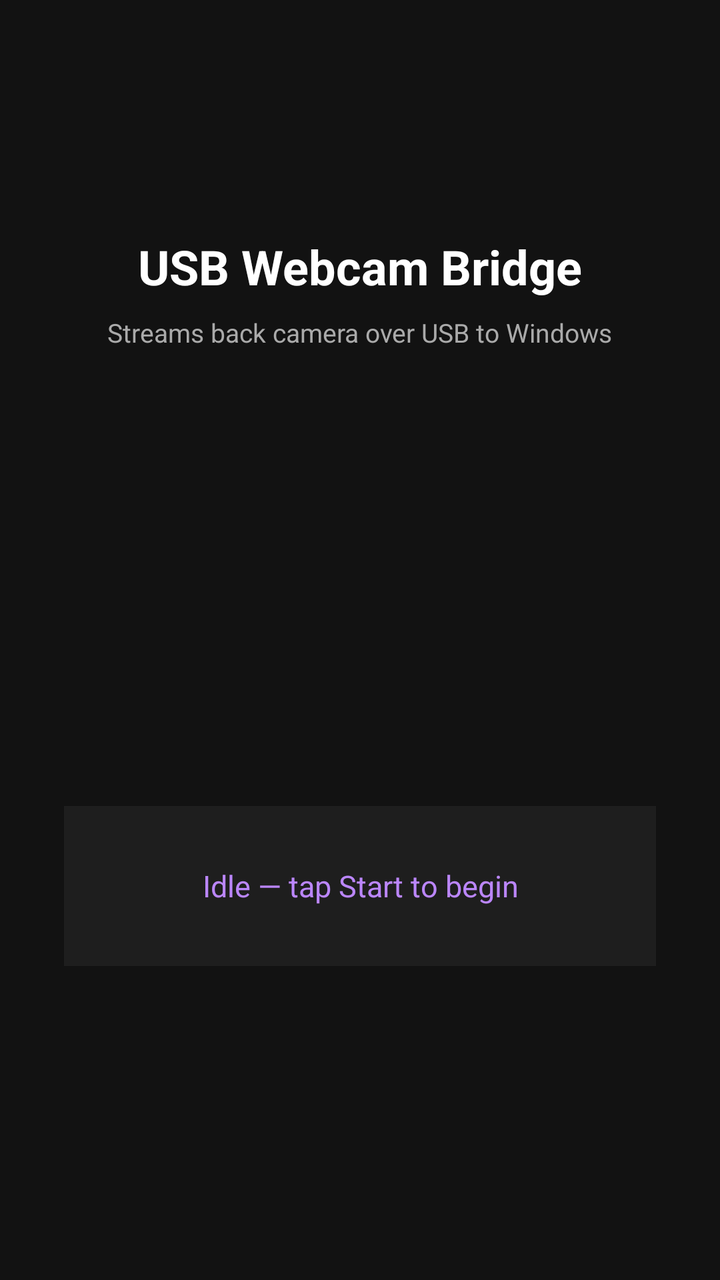
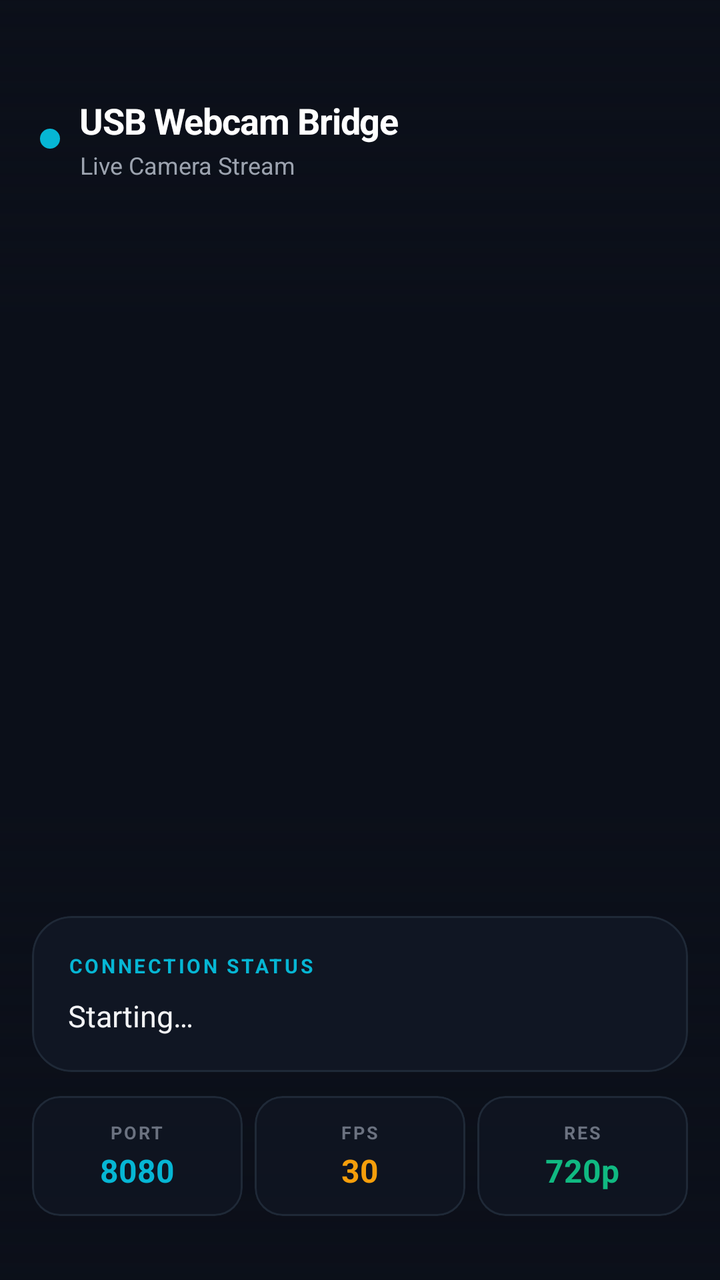

Two renders of the same Android screen: before a commit and after it. Below are the layout's source before the change and the commit's diff.
<!-- AndroidManifest.xml: application theme Theme.USBWebcamBridge -->
<!-- res/layout/activity_main.xml -->
<?xml version="1.0" encoding="utf-8"?>
<LinearLayout
    xmlns:android="http://schemas.android.com/apk/res/android"
    android:layout_width="match_parent"
    android:layout_height="match_parent"
    android:orientation="vertical"
    android:gravity="center"
    android:padding="32dp"
    android:background="#121212">

    
    <TextView
        android:layout_width="wrap_content"
        android:layout_height="wrap_content"
        android:text="USB Webcam Bridge"
        android:textSize="24sp"
        android:textColor="#FFFFFF"
        android:textStyle="bold"
        android:layout_marginBottom="8dp" />

    <TextView
        android:layout_width="wrap_content"
        android:layout_height="wrap_content"
        android:text="Streams back camera over USB to Windows"
        android:textSize="13sp"
        android:textColor="#AAAAAA"
        android:layout_marginBottom="24dp" />

    
    <TextureView
        android:id="@+id/textureView"
        android:layout_width="320dp"
        android:layout_height="180dp"
        android:layout_marginBottom="24dp" />

    
    <TextView
        android:id="@+id/tvStatus"
        android:layout_width="match_parent"
        android:layout_height="wrap_content"
        android:text="Idle — tap Start to begin"
        android:textSize="15sp"
        android:textColor="#BB86FC"
        android:gravity="center"
        android:minHeight="80dp"
        android:layout_marginBottom="40dp"
        android:padding="12dp"
        android:background="#1E1E1E" />

    
    <Button
        android:id="@+id/btnToggle"
        android:layout_width="240dp"
        android:layout_height="56dp"
        android:text="Start Streaming"
        android:textSize="16sp"
        android:textColor="#FFFFFF"
        android:backgroundTint="#6200EE"
        android:visibility="gone" />

</LinearLayout>
<!-- resources referenced by this layout -->
<resources>
  <style name="Theme.USBWebcamBridge" parent="Theme.MaterialComponents.DayNight.DarkActionBar">
          <item name="colorPrimary">#6200EE</item>
          <item name="colorPrimaryVariant">#3700B3</item>
          <item name="colorOnPrimary">#FFFFFF</item>
          <item name="colorSecondary">#03DAC5</item>
          <item name="colorOnSecondary">#000000</item>
          <item name="android:statusBarColor">#121212</item>
          <item name="android:windowBackground">#121212</item>
      </style>
</resources>

<!-- the commit's change to res/layout/activity_main.xml (unified diff, before → after) -->
@@ -1,61 +1,262 @@
 <?xml version="1.0" encoding="utf-8"?>
-<LinearLayout
+<androidx.coordinatorlayout.widget.CoordinatorLayout
     xmlns:android="http://schemas.android.com/apk/res/android"
+    xmlns:app="http://schemas.android.com/apk/res-auto"
     android:layout_width="match_parent"
     android:layout_height="match_parent"
-    android:orientation="vertical"
-    android:gravity="center"
-    android:padding="32dp"
-    android:background="#121212">
-
-    
-    <TextView
+    android:background="#0b0f19">
+
+    
+    <TextureView
+        android:id="@+id/cameraPreview"
+        android:layout_width="match_parent"
+        android:layout_height="match_parent"
+        android:scaleType="centerCrop"/>
+
+    
+    <View
+        android:layout_width="match_parent"
+        android:layout_height="160dp"
+        android:background="@drawable/gradient_top_overlay"
+        android:layout_gravity="top"/>
+
+    
+    <View
+        android:layout_width="match_parent"
+        android:layout_height="240dp"
+        android:background="@drawable/gradient_bottom_overlay"
+        android:layout_gravity="bottom"/>
+
+    
+    <LinearLayout
+        android:layout_width="match_parent"
+        android:layout_height="wrap_content"
+        android:orientation="horizontal"
+        android:gravity="center_vertical"
+        android:layout_gravity="top"
+        android:paddingStart="20dp"
+        android:paddingEnd="20dp"
+        android:paddingTop="48dp"
+        android:paddingBottom="16dp">
+
+        
+        <View
+            android:id="@+id/statusPulse"
+            android:layout_width="10dp"
+            android:layout_height="10dp"
+            android:background="@drawable/circle_core"
+            android:layout_marginEnd="10dp"/>
+
+        <LinearLayout
+            android:layout_width="0dp"
+            android:layout_height="wrap_content"
+            android:layout_weight="1"
+            android:orientation="vertical">
+
+            <TextView
+                android:layout_width="wrap_content"
+                android:layout_height="wrap_content"
+                android:text="USB Webcam Bridge"
+                android:textSize="18sp"
+                android:textColor="#ffffff"
+                android:textStyle="bold"
+                android:letterSpacing="-0.02"/>
+
+            <TextView
+                android:layout_width="wrap_content"
+                android:layout_height="wrap_content"
+                android:text="Live Camera Stream"
+                android:textSize="12sp"
+                android:textColor="#9ca3af"
+                android:layout_marginTop="2dp"/>
+        </LinearLayout>
+
+        
+        <TextView
+            android:id="@+id/tvRecBadge"
+            android:layout_width="wrap_content"
+            android:layout_height="wrap_content"
+            android:text="● LIVE"
+            android:textSize="11sp"
+            android:textColor="#10b981"
+            android:textStyle="bold"
+            android:letterSpacing="0.05"
+            android:visibility="gone"/>
+    </LinearLayout>
+
+    
+    <LinearLayout
+        android:layout_width="match_parent"
+        android:layout_height="wrap_content"
+        android:orientation="vertical"
+        android:layout_gravity="bottom"
+        android:paddingStart="16dp"
+        android:paddingEnd="16dp"
+        android:paddingBottom="32dp"
+        android:paddingTop="16dp">
+
+        
+        <com.google.android.material.card.MaterialCardView
+            android:id="@+id/statusCard"
+            android:layout_width="match_parent"
+            android:layout_height="wrap_content"
+            app:cardCornerRadius="20dp"
+            app:cardElevation="0dp"
+            app:cardBackgroundColor="#CC121826"
+            app:strokeColor="#1f2937"
+            app:strokeWidth="1dp"
+            android:layout_marginBottom="12dp">
+
+            <LinearLayout
+                android:layout_width="match_parent"
+                android:layout_height="wrap_content"
+                android:orientation="vertical"
+                android:padding="18dp">
+
+                <TextView
+                    android:layout_width="wrap_content"
+                    android:layout_height="wrap_content"
+                    android:text="CONNECTION STATUS"
+                    android:textSize="10sp"
+                    android:textStyle="bold"
+                    android:textColor="#06b6d4"
+                    android:letterSpacing="0.12"
+                    android:layout_marginBottom="8dp"/>
+
+                <TextView
+                    android:id="@+id/tvStatus"
+                    android:layout_width="match_parent"
+                    android:layout_height="wrap_content"
+                    android:text="Starting…"
+                    android:textSize="15sp"
+                    android:textColor="#f3f4f6"
+                    android:gravity="start"
+                    android:lineSpacingMultiplier="1.3"/>
+            </LinearLayout>
+        </com.google.android.material.card.MaterialCardView>
+
+        
+        <LinearLayout
+            android:layout_width="match_parent"
+            android:layout_height="wrap_content"
+            android:orientation="horizontal"
+            android:gravity="center"
+            android:weightSum="3">
+
+            
+            <com.google.android.material.card.MaterialCardView
+                android:layout_width="0dp"
+                android:layout_height="wrap_content"
+                android:layout_weight="1"
+                android:layout_marginEnd="6dp"
+                app:cardCornerRadius="14dp"
+                app:cardElevation="0dp"
+                app:cardBackgroundColor="#99121826"
+                app:strokeColor="#1f2937"
+                app:strokeWidth="1dp">
+                <LinearLayout
+                    android:layout_width="match_parent"
+                    android:layout_height="wrap_content"
+                    android:orientation="vertical"
+                    android:padding="12dp"
+                    android:gravity="center">
+                    <TextView
+                        android:layout_width="wrap_content"
+                        android:layout_height="wrap_content"
+                        android:text="PORT"
+                        android:textSize="9sp"
+                        android:textStyle="bold"
+                        android:textColor="#6b7280"
+                        android:letterSpacing="0.1"/>
+                    <TextView
+                        android:layout_width="wrap_content"
+                        android:layout_height="wrap_content"
+                        android:text="8080"
+                        android:textSize="16sp"
+                        android:textColor="#06b6d4"
+                        android:textStyle="bold"
+                        android:layout_marginTop="2dp"/>
+                </LinearLayout>
+            </com.google.android.material.card.MaterialCardView>
+
+            
+            <com.google.android.material.card.MaterialCardView
+                android:layout_width="0dp"
+                android:layout_height="wrap_content"
+                android:layout_weight="1"
+                android:layout_marginEnd="6dp"
+                app:cardCornerRadius="14dp"
+                app:cardElevation="0dp"
+                app:cardBackgroundColor="#99121826"
+                app:strokeColor="#1f2937"
+                app:strokeWidth="1dp">
+                <LinearLayout
+                    android:layout_width="match_parent"
+                    android:layout_height="wrap_content"
+                    android:orientation="vertical"
+                    android:padding="12dp"
+                    android:gravity="center">
+                    <TextView
+                        android:layout_width="wrap_content"
+                        android:layout_height="wrap_content"
+                        android:text="FPS"
+                        android:textSize="9sp"
+                        android:textStyle="bold"
+                        android:textColor="#6b7280"
+                        android:letterSpacing="0.1"/>
+                    <TextView
+                        android:layout_width="wrap_content"
+                        android:layout_height="wrap_content"
+                        android:text="30"
+                        android:textSize="16sp"
+                        android:textColor="#f59e0b"
+                        android:textStyle="bold"
+                        android:layout_marginTop="2dp"/>
+                </LinearLayout>
+            </com.google.android.material.card.MaterialCardView>
+
+            
+            <com.google.android.material.card.MaterialCardView
+                android:layout_width="0dp"
+                android:layout_height="wrap_content"
+                android:layout_weight="1"
+                app:cardCornerRadius="14dp"
+                app:cardElevation="0dp"
+                app:cardBackgroundColor="#99121826"
+                app:strokeColor="#1f2937"
+                app:strokeWidth="1dp">
+                <LinearLayout
+                    android:layout_width="match_parent"
+                    android:layout_height="wrap_content"
+                    android:orientation="vertical"
+                    android:padding="12dp"
+                    android:gravity="center">
+                    <TextView
+                        android:layout_width="wrap_content"
+                        android:layout_height="wrap_content"
+                        android:text="RES"
+                        android:textSize="9sp"
+                        android:textStyle="bold"
+                        android:textColor="#6b7280"
+                        android:letterSpacing="0.1"/>
+                    <TextView
+                        android:layout_width="wrap_content"
+                        android:layout_height="wrap_content"
+                        android:text="720p"
+                        android:textSize="16sp"
+                        android:textColor="#10b981"
+                        android:textStyle="bold"
+                        android:layout_marginTop="2dp"/>
+                </LinearLayout>
+            </com.google.android.material.card.MaterialCardView>
+        </LinearLayout>
+    </LinearLayout>
+
+    
+    <Button
+        android:id="@+id/btnToggle"
         android:layout_width="wrap_content"
         android:layout_height="wrap_content"
-        android:text="USB Webcam Bridge"
-        android:textSize="24sp"
-        android:textColor="#FFFFFF"
-        android:textStyle="bold"
-        android:layout_marginBottom="8dp" />
-
-    <TextView
-        android:layout_width="wrap_content"
-        android:layout_height="wrap_content"
-        android:text="Streams back camera over USB to Windows"
-        android:textSize="13sp"
-        android:textColor="#AAAAAA"
-        android:layout_marginBottom="24dp" />
-
-    
-    <TextureView
-        android:id="@+id/textureView"
-        android:layout_width="320dp"
-        android:layout_height="180dp"
-        android:layout_marginBottom="24dp" />
-
-    
-    <TextView
-        android:id="@+id/tvStatus"
-        android:layout_width="match_parent"
-        android:layout_height="wrap_content"
-        android:text="Idle — tap Start to begin"
-        android:textSize="15sp"
-        android:textColor="#BB86FC"
-        android:gravity="center"
-        android:minHeight="80dp"
-        android:layout_marginBottom="40dp"
-        android:padding="12dp"
-        android:background="#1E1E1E" />
-
-    
-    <Button
-        android:id="@+id/btnToggle"
-        android:layout_width="240dp"
-        android:layout_height="56dp"
-        android:text="Start Streaming"
-        android:textSize="16sp"
-        android:textColor="#FFFFFF"
-        android:backgroundTint="#6200EE"
-        android:visibility="gone" />
-
-</LinearLayout>
+        android:visibility="gone"/>
+
+</androidx.coordinatorlayout.widget.CoordinatorLayout>
<!-- resource entries referenced after the edit -->
@@ -1,5 +1,29 @@
 <!-- resources referenced by this layout -->
 <resources>
+  <!-- drawable circle_core (drawable) -->
+  <?xml version="1.0" encoding="utf-8"?>
+  <shape xmlns:android="http://schemas.android.com/apk/res/android"
+      android:shape="oval">
+      <solid android:color="#06b6d4" />
+  </shape>
+  <!-- drawable gradient_bottom_overlay (drawable) -->
+  <?xml version="1.0" encoding="utf-8"?>
+  <shape xmlns:android="http://schemas.android.com/apk/res/android">
+      <gradient
+          android:type="linear"
+          android:angle="90"
+          android:startColor="#EE0b0f19"
+          android:endColor="#000b0f19"/>
+  </shape>
+  <!-- drawable gradient_top_overlay (drawable) -->
+  <?xml version="1.0" encoding="utf-8"?>
+  <shape xmlns:android="http://schemas.android.com/apk/res/android">
+      <gradient
+          android:type="linear"
+          android:angle="270"
+          android:startColor="#CC0b0f19"
+          android:endColor="#000b0f19"/>
+  </shape>
   <style name="Theme.USBWebcamBridge" parent="Theme.MaterialComponents.DayNight.DarkActionBar">
           <item name="colorPrimary">#6200EE</item>
           <item name="colorPrimaryVariant">#3700B3</item>
